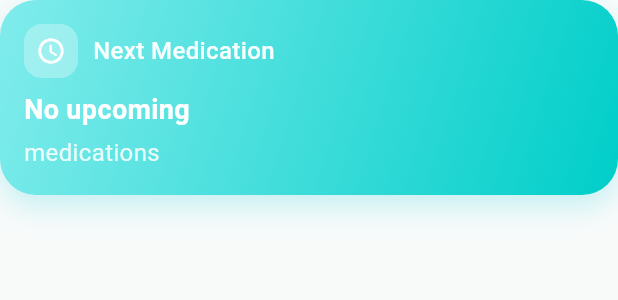
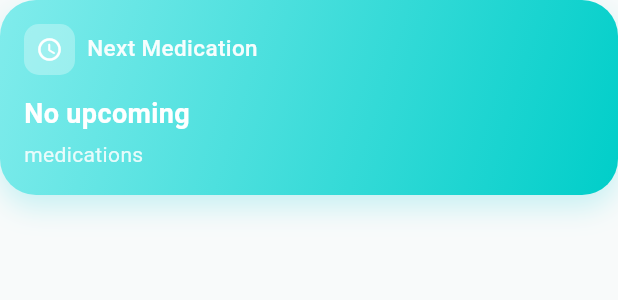
Before and after one commit to Quirkydude/MaHyp, a Flutter app: the ActionCard widget shown alone on an empty page, opened directly, on a phone screen of 412 x 824 dp. Shown: the top 300 px of the screen. Run offline on Flutter 3.47's test engine with Material 3 defaults, Android fonts, the phone set to English and light mode, and no system bars; our stand-ins replace cloud_firestore, connectivity_plus, dio, equatable, firebase_analytics, firebase_auth and 18 more; missing offline and left inert: flutter_facebook_auth; accounts and stored records are empty; network calls fail.

Commit message:
fix: next medication card layout overflow, add spam folder notice, enable login update check

```diff
--- a/lib/features/dashboard/presentation/widgets/action_card.dart
+++ b/lib/features/dashboard/presentation/widgets/action_card.dart
@@ -82,25 +82,31 @@ class _ActionCardState extends State<ActionCard> {
         Row(
           children: [
             Container(
-              width: 36,
-              height: 36,
+              width: 34,
+              height: 34,
               decoration: BoxDecoration(
                 color: AppColors.white.withValues(alpha: 0.3),
-                borderRadius: BorderRadius.circular(12),
+                borderRadius: BorderRadius.circular(10),
               ),
               child: const Icon(
                 Icons.access_time_rounded,
                 color: AppColors.white,
-                size: 20,
+                size: 18,
               ),
             ),
-            const SizedBox(width: 10),
-            Text(
-              'Next Medication',
-              style: TextStyle(
-                color: AppColors.white.withValues(alpha: 0.95),
-                fontSize: 16,
-                fontWeight: FontWeight.w500,
+            const SizedBox(width: 8),
+            Expanded(
+              child: FittedBox(
+                fit: BoxFit.scaleDown,
+                alignment: Alignment.centerLeft,
+                child: Text(
+                  'Next Medication',
+                  style: TextStyle(
+                    color: AppColors.white.withValues(alpha: 0.95),
+                    fontSize: 15,
+                    fontWeight: FontWeight.w500,
+                  ),
+                ),
               ),
             ),
           ],
@@ -108,6 +114,8 @@ class _ActionCardState extends State<ActionCard> {
         const Spacer(),
         Text(
           widget.medicationName ?? 'Amlodipine',
+          maxLines: 1,
+          overflow: TextOverflow.ellipsis,
           style: const TextStyle(
             color: AppColors.white,
             fontSize: 18,
@@ -117,9 +125,11 @@ class _ActionCardState extends State<ActionCard> {
         const SizedBox(height: 4),
         Text(
           widget.medicationTime ?? 'Today At 6:00 PM',
+          maxLines: 1,
+          overflow: TextOverflow.ellipsis,
           style: TextStyle(
             color: AppColors.white.withValues(alpha: 0.85),
-            fontSize: 16,
+            fontSize: 14,
           ),
         ),
       ],
--- a/pubspec.yaml
+++ b/pubspec.yaml
@@ -16,7 +16,7 @@ publish_to: 'none' # Remove this line if you wish to publish to pub.dev
 # https://developer.apple.com/library/archive/documentation/General/Reference/InfoPlistKeyReference/Articles/CoreFoundationKeys.html
 # In Windows, build-name is used as the major, minor, and patch parts
 # of the product and file versions while build-number is used as the build suffix.
-version: 1.0.0+6
+version: 1.0.0+7
 
 environment:
   sdk: ^3.10.1
```
Also changed, not shown: lib/features/auth/presentation/pages/forgot_password_page.dart (+32 -1 lines), lib/features/auth/presentation/pages/login_page.dart (+25 -0 lines).
